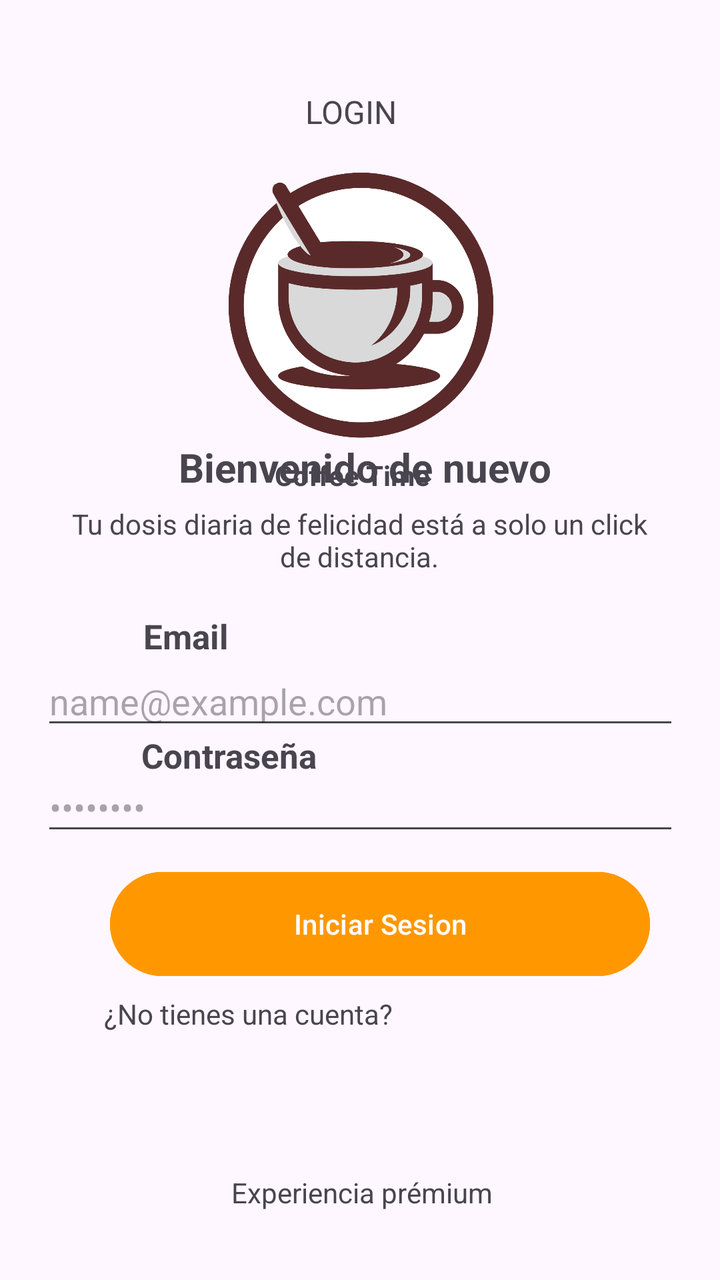
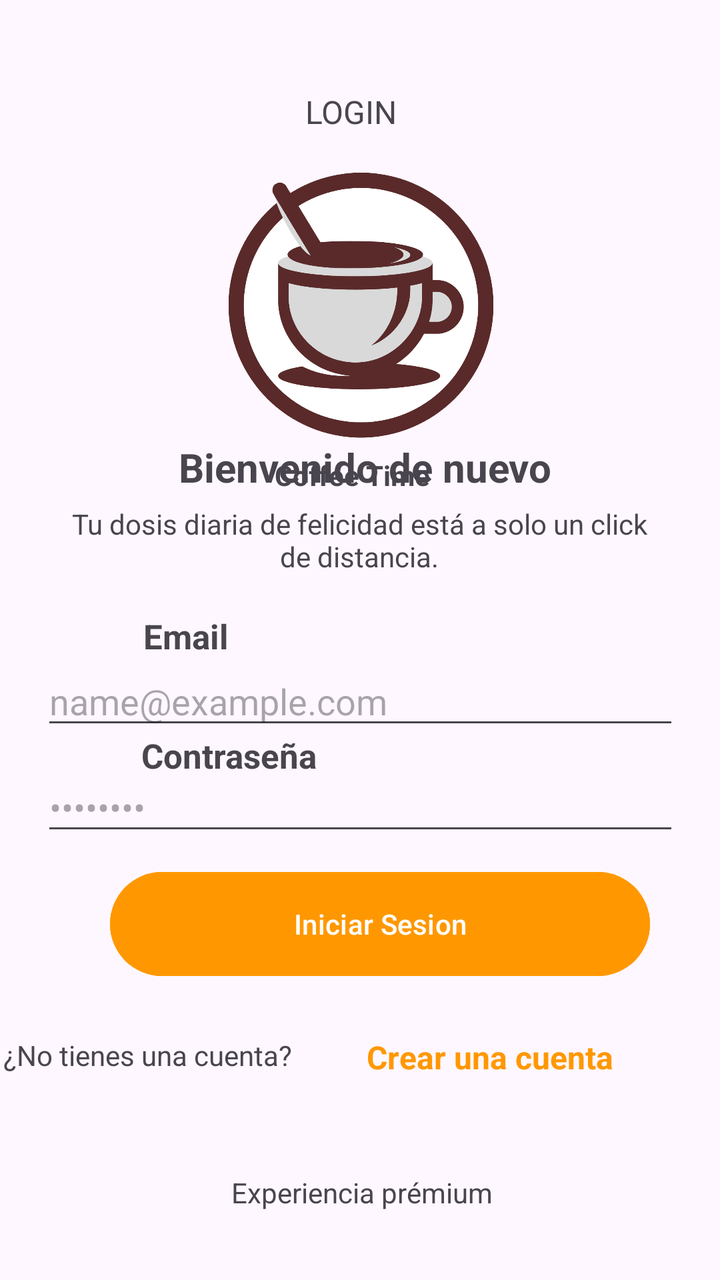

The first picture is an Android layout as it rendered before a commit; the second is the same layout after the commit. The layout source and the unified diff follow.
<!-- AndroidManifest.xml: application theme Theme.Cafeteria -->
<!-- res/layout/activity_segunda.xml -->
<?xml version="1.0" encoding="utf-8"?>
<androidx.constraintlayout.widget.ConstraintLayout xmlns:android="http://schemas.android.com/apk/res/android"
    xmlns:app="http://schemas.android.com/apk/res-auto"
    xmlns:tools="http://schemas.android.com/tools"
    android:id="@+id/main"
    android:layout_width="match_parent"
    android:layout_height="match_parent"
    tools:context=".SegundaActivity">


    <ImageView
        android:id="@+id/imageView"
        android:layout_width="269dp"
        android:layout_height="266dp"
        android:layout_marginStart="130dp"
        android:layout_marginTop="28dp"
        android:layout_marginEnd="131dp"
        android:src="@drawable/logo_coffe"
        app:layout_constraintEnd_toEndOf="parent"
        app:layout_constraintHorizontal_bias="0.495"
        app:layout_constraintStart_toStartOf="parent"
        app:layout_constraintTop_toTopOf="parent" />

    <TextView
        android:id="@+id/textcoffe"
        android:layout_width="86dp"
        android:layout_height="19dp"
        android:layout_marginStart="32dp"
        android:layout_marginTop="228dp"
        android:layout_marginEnd="24dp"
        android:text="Coffee Time"
        android:textStyle="bold"
        app:layout_constraintEnd_toEndOf="parent"
        app:layout_constraintHorizontal_bias="0.483"
        app:layout_constraintStart_toStartOf="parent"
        app:layout_constraintTop_toTopOf="parent" />

    <TextView
        android:id="@+id/login"
        android:layout_width="wrap_content"
        android:layout_height="wrap_content"
        android:layout_marginStart="172dp"
        android:layout_marginTop="45dp"
        android:layout_marginEnd="181dp"
        android:text="LOGIN"
        android:textSize="16sp"
        app:layout_constraintEnd_toEndOf="parent"
        app:layout_constraintStart_toStartOf="parent"
        app:layout_constraintTop_toTopOf="parent" />


    <TextView
        android:id="@+id/Bienvenido"
        android:layout_width="247dp"
        android:layout_height="39dp"
        android:layout_marginStart="7dp"
        android:gravity="center"
        android:text="Bienvenido de nuevo"
        android:textSize="20sp"
        android:textStyle="bold"
        app:layout_constraintBottom_toBottomOf="parent"
        app:layout_constraintEnd_toEndOf="parent"
        app:layout_constraintHorizontal_bias="0.49"
        app:layout_constraintStart_toStartOf="parent"
        app:layout_constraintTop_toTopOf="parent"
        app:layout_constraintVertical_bias="0.356" />

    <TextView
        android:id="@+id/dossistext"
        android:layout_width="290dp"
        android:layout_height="58dp"
        android:layout_marginTop="11dp"
        android:gravity="center"
        android:text="Tu dosis diaria de felicidad está a solo un click de distancia."
        app:layout_constraintBottom_toBottomOf="parent"
        app:layout_constraintEnd_toEndOf="parent"
        app:layout_constraintHorizontal_bias="0.495"
        app:layout_constraintStart_toStartOf="parent"
        app:layout_constraintTop_toTopOf="parent"
        app:layout_constraintVertical_bias="0.403" />


    <EditText
        android:id="@+id/ingreemail"
        android:layout_width="319dp"
        android:layout_height="38dp"
        android:hint="name@example.com"
        android:inputType="text"
        app:layout_constraintBottom_toBottomOf="parent"
        app:layout_constraintEnd_toEndOf="parent"
        app:layout_constraintStart_toStartOf="parent"
        app:layout_constraintTop_toTopOf="parent"
        app:layout_constraintVertical_bias="0.551" />


    <EditText
        android:id="@+id/ingrecontraseña"
        android:layout_width="319dp"
        android:layout_height="38dp"
        android:hint="••••••••"
        android:inputType="text"
        app:layout_constraintBottom_toBottomOf="parent"
        app:layout_constraintEnd_toEndOf="parent"
        app:layout_constraintStart_toStartOf="parent"
        app:layout_constraintTop_toTopOf="parent"
        app:layout_constraintVertical_bias="0.639" />

    <Button
        android:id="@+id/iniciarsesion"
        android:layout_width="270dp"
        android:layout_height="60dp"
        android:layout_marginStart="9dp"
        android:layout_marginTop="60dp"
        android:layout_marginBottom="91dp"
        android:backgroundTint="#FF9800"
        android:text="Iniciar Sesion"
        app:layout_constraintBottom_toBottomOf="parent"
        app:layout_constraintEnd_toEndOf="parent"
        app:layout_constraintHorizontal_bias="0.568"
        app:layout_constraintStart_toStartOf="parent"
        app:layout_constraintTop_toTopOf="parent"
        app:layout_constraintVertical_bias="0.867" />

    <TextView
        android:id="@+id/Email"
        android:layout_width="85dp"
        android:layout_height="29dp"
        android:layout_marginStart="7dp"
        android:text="Email"
        android:textSize="17sp"
        android:textStyle="bold"
        app:layout_constraintBottom_toBottomOf="parent"
        app:layout_constraintEnd_toEndOf="parent"
        app:layout_constraintHorizontal_bias="0.241"
        app:layout_constraintStart_toStartOf="parent"
        app:layout_constraintTop_toTopOf="parent"
        app:layout_constraintVertical_bias="0.502" />

    <TextView
        android:id="@+id/contraseña"
        android:layout_width="wrap_content"
        android:layout_height="wrap_content"
        android:layout_marginTop="2dp"
        android:text="Contraseña"
        android:textSize="17sp"
        android:textStyle="bold"
        app:layout_constraintBottom_toBottomOf="parent"
        app:layout_constraintEnd_toEndOf="parent"
        app:layout_constraintHorizontal_bias="0.26"
        app:layout_constraintStart_toStartOf="parent"
        app:layout_constraintTop_toTopOf="parent"
        app:layout_constraintVertical_bias="0.592" />

    <TextView
        android:id="@+id/sincuenta"
        android:layout_width="wrap_content"
        android:layout_height="wrap_content"
        android:layout_marginStart="52dp"
        android:layout_marginEnd="214dp"
        android:text="¿No tienes una cuenta?"
        app:layout_constraintBottom_toBottomOf="parent"
        app:layout_constraintEnd_toEndOf="parent"
        app:layout_constraintHorizontal_bias="0.0"
        app:layout_constraintStart_toStartOf="parent"
        app:layout_constraintTop_toTopOf="parent"
        app:layout_constraintVertical_bias="0.801" />

    <TextView
        android:id="@+id/Experienciaium"
        android:layout_width="wrap_content"
        android:layout_height="wrap_content"
        android:layout_marginStart="174dp"
        android:layout_marginTop="83dp"
        android:layout_marginEnd="179dp"
        android:text="Experiencia prémium"
        app:layout_constraintBottom_toBottomOf="parent"
        app:layout_constraintEnd_toEndOf="parent"
        app:layout_constraintHorizontal_bias="0.472"
        app:layout_constraintStart_toStartOf="parent"
        app:layout_constraintTop_toTopOf="parent"
        app:layout_constraintVertical_bias="0.936" />
</androidx.constraintlayout.widget.ConstraintLayout>
<!-- resources referenced by this layout -->
<resources>
  <!-- drawable logo_coffe: png bitmap (drawable, 106600 bytes) -->
  <style name="Theme.Cafeteria" parent="Base.Theme.Cafeteria" />
  <style name="Base.Theme.Cafeteria" parent="Theme.Material3.DayNight.NoActionBar">
          
          
      </style>
</resources>

<!-- the commit's change to res/layout/activity_segunda.xml (unified diff, before → after) -->
@@ -152,18 +152,17 @@
         app:layout_constraintVertical_bias="0.592" />
 
     <TextView
-        android:id="@+id/sincuenta"
+        android:id="@+id/sinncuenta"
         android:layout_width="wrap_content"
         android:layout_height="wrap_content"
-        android:layout_marginStart="52dp"
         android:layout_marginEnd="214dp"
         android:text="¿No tienes una cuenta?"
         app:layout_constraintBottom_toBottomOf="parent"
         app:layout_constraintEnd_toEndOf="parent"
-        app:layout_constraintHorizontal_bias="0.0"
+        app:layout_constraintHorizontal_bias="1.0"
         app:layout_constraintStart_toStartOf="parent"
         app:layout_constraintTop_toTopOf="parent"
-        app:layout_constraintVertical_bias="0.801" />
+        app:layout_constraintVertical_bias="0.834" />
 
     <TextView
         android:id="@+id/Experienciaium"
@@ -179,4 +178,19 @@
         app:layout_constraintStart_toStartOf="parent"
         app:layout_constraintTop_toTopOf="parent"
         app:layout_constraintVertical_bias="0.936" />
+
+    <TextView
+        android:id="@+id/sincuenta"
+        android:layout_width="wrap_content"
+        android:layout_height="wrap_content"
+        android:text="Crear una cuenta"
+        android:textColor="#FF9800"
+        android:textSize="16sp"
+        android:textStyle="bold"
+        app:layout_constraintBottom_toBottomOf="parent"
+        app:layout_constraintEnd_toEndOf="parent"
+        app:layout_constraintHorizontal_bias="0.775"
+        app:layout_constraintStart_toStartOf="parent"
+        app:layout_constraintTop_toTopOf="parent"
+        app:layout_constraintVertical_bias="0.837" />
 </androidx.constraintlayout.widget.ConstraintLayout>
